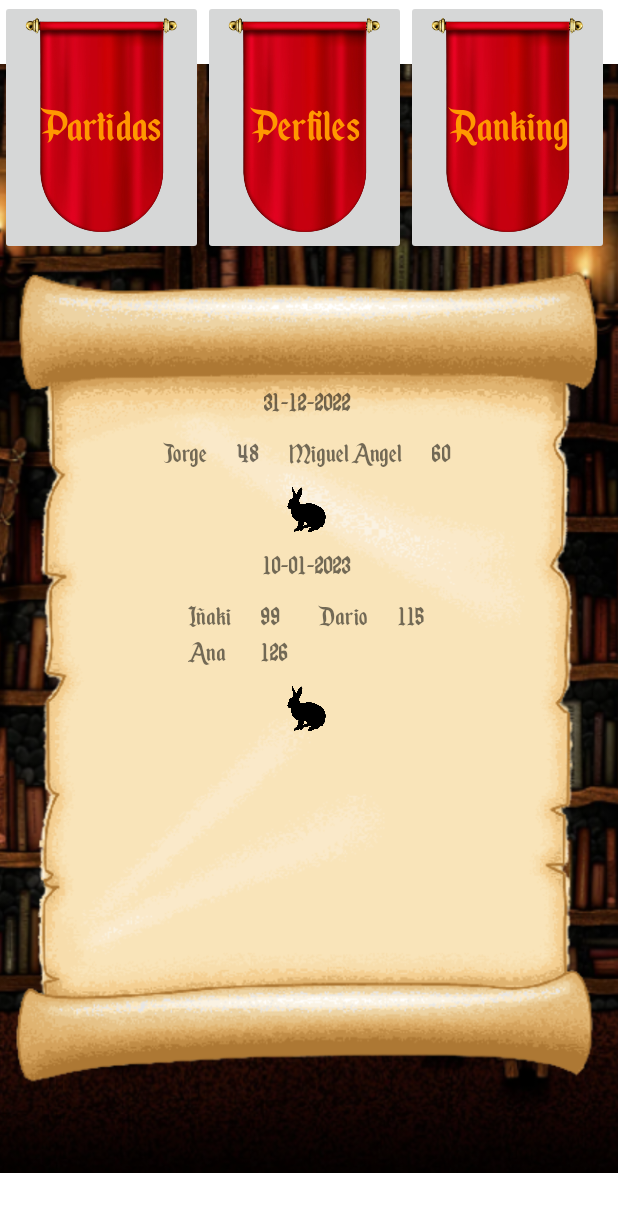
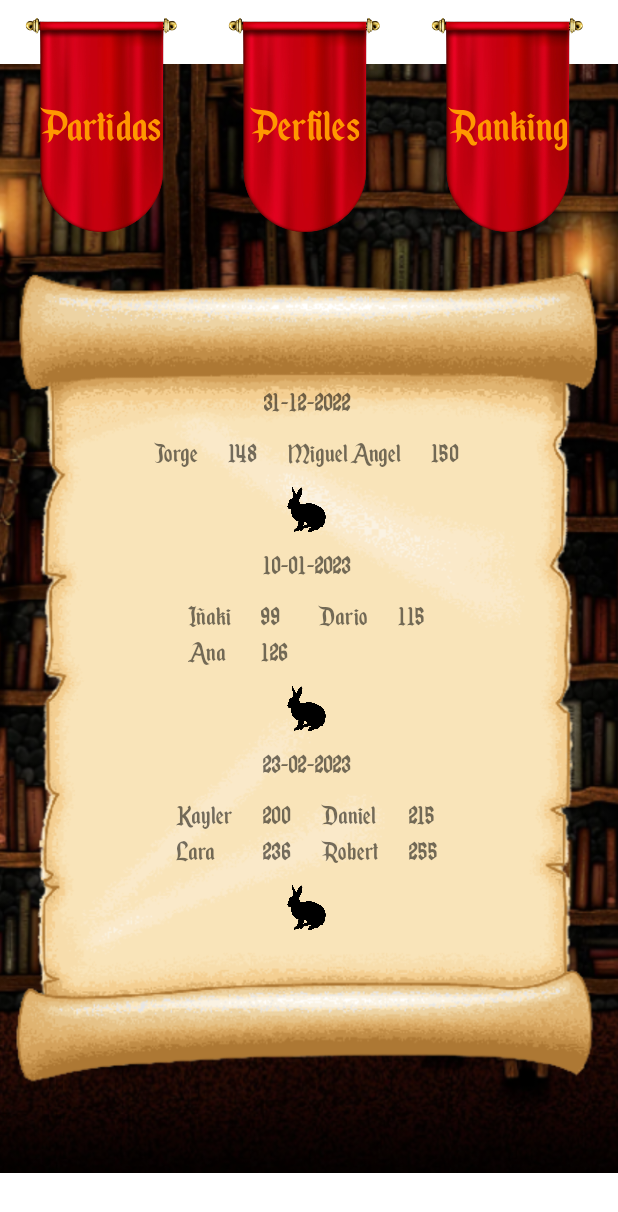
Before and after one commit to hidratarse/PROYECTO-BKD, an Android app: the VerPartidas screen opened directly, with no data from a screen before it, on a phone screen of 412 x 824 dp. Shown: the top 1212 px of the screen. Run offline under Robolectric (Android 15) with nearby library versions, the phone set to English and light mode, and no system bars.

Commit message:
loop musica hecho

```diff
--- a/app/src/main/java/com/example/proyecto_bkd/Login.java
+++ b/app/src/main/java/com/example/proyecto_bkd/Login.java
@@ -22,6 +22,7 @@ public class Login extends AppCompatActivity {
         mp=MediaPlayer.create(this, R.raw.alexandernakaradagatesofglory);
         puerta=MediaPlayer.create(this,R.raw.puerta);
         bLogin=findViewById(R.id.bLogin);
+        mp.setLooping(true);
         mp.start();
 
         bLogin.setOnClickListener(new OnClickListener() {
--- a/app/src/main/java/com/example/proyecto_bkd/partida/ResumenPartidas.java
+++ b/app/src/main/java/com/example/proyecto_bkd/partida/ResumenPartidas.java
@@ -29,7 +29,7 @@ public class ResumenPartidas {
         this.j3=j3;
         this.j4=j4;
         this.pto1=pto1;
-        this.pto1=pto1;
+        this.pto2=pto2;
         this.pto3=pto3;
         this.pto4=pto4;
     }
@@ -108,8 +108,9 @@ public class ResumenPartidas {
 
     public static ArrayList<ResumenPartidas> generador(){
         ArrayList<ResumenPartidas> resumen = new ArrayList<ResumenPartidas>();
-        resumen.add(new ResumenPartidas("31-12-2022","Jorge","Miguel Angel",48,60));
+        resumen.add(new ResumenPartidas("31-12-2022","Jorge","Miguel Angel",148,150));
         resumen.add(new ResumenPartidas("10-01-2023","Iñaki","Ana","Dario",99,126,115));
+        resumen.add(new ResumenPartidas("23-02-2023","Kayler","Lara","Daniel","Robert",200,236,215,255));
         return resumen;
     }
 }
--- a/app/src/main/java/com/example/proyecto_bkd/partida/VerPartidasAdapter.java
+++ b/app/src/main/java/com/example/proyecto_bkd/partida/VerPartidasAdapter.java
@@ -85,10 +85,10 @@ public class VerPartidasAdapter extends RecyclerView.Adapter<VerPartidasAdapter.
             jug2.setText(j2);
             jug3.setText(j3);
             jug4.setText(j4);
-            ptos1.setText(pt1);
-            ptos2.setText(pt2);
-            ptos3.setText(pt3);
-            ptos4.setText(pt4);
+            ptos1.setText(pt1+"");
+            ptos2.setText(pt2+"");
+            ptos3.setText(pt3+"");
+            ptos4.setText(pt4+"");
         }
 
         @Override
--- a/app/src/main/res/layout/activity_resumen_turno.xml
+++ b/app/src/main/res/layout/activity_resumen_turno.xml
@@ -188,7 +188,7 @@
         android:layout_width="wrap_content"
         android:layout_height="wrap_content"
         android:fontFamily="@font/enchanted_land"
-        android:text="Turno X - Jugador XXXXX"
+        android:text="Turno 1 -Miguel Ángel"
         android:textSize="34sp"
         app:layout_constraintBottom_toTopOf="@+id/id_rv_resumenTurnos"
         app:layout_constraintEnd_toEndOf="parent"
--- a/app/src/main/res/layout/activity_ver_partidas.xml
+++ b/app/src/main/res/layout/activity_ver_partidas.xml
@@ -39,6 +39,7 @@
                     android:id="@+id/bImgPartidas"
                     android:layout_width="match_parent"
                     android:layout_height="match_parent"
+                    android:backgroundTint="#00FFFFFF"
                     android:scaleType="centerCrop"
                     app:srcCompat="@drawable/estandarte" />
 
@@ -46,6 +47,8 @@
                     android:id="@+id/LinTxtPartidas"
                     android:layout_width="match_parent"
                     android:layout_height="match_parent"
+                    android:background="#00FFFFFF"
+                    android:backgroundTint="#00FFFFFF"
                     android:gravity="center"
                     android:orientation="horizontal">
 
@@ -73,6 +76,7 @@
                     android:id="@+id/bImgPerfiles"
                     android:layout_width="wrap_content"
                     android:layout_height="wrap_content"
+                    android:backgroundTint="#00FFFFFF"
                     android:scaleType="centerCrop"
                     app:srcCompat="@drawable/estandarte" />
 
@@ -108,6 +112,7 @@
                     android:id="@+id/bImgRanking"
                     android:layout_width="wrap_content"
                     android:layout_height="wrap_content"
+                    android:backgroundTint="#00FFFFFF"
                     android:scaleType="centerCrop"
                     app:srcCompat="@drawable/estandarte" />
 
```
